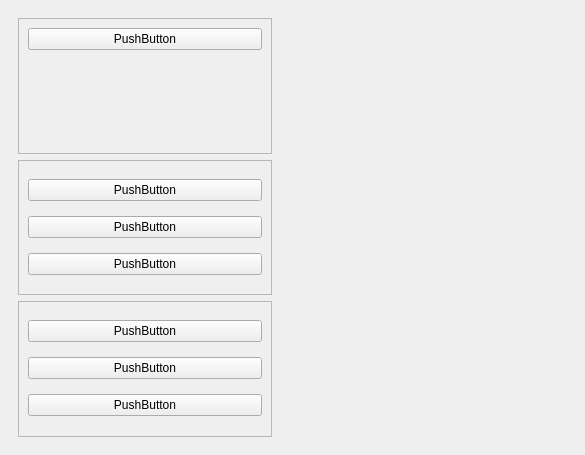
The window that transfer/ui/transfer.ui (AlienationX/desktop-app-transfer) describes before a commit, drawn with Qt 5.
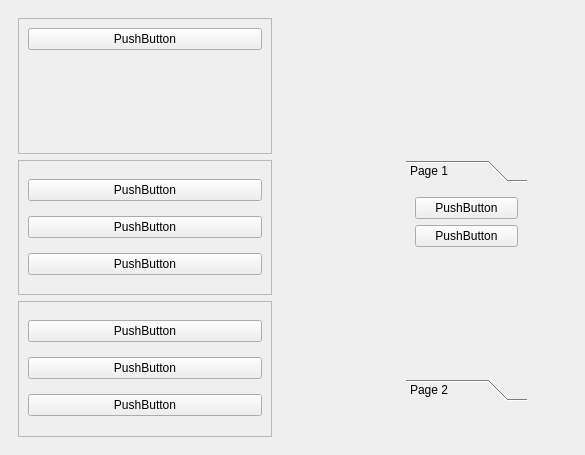
The same window after the commit. Icons and pictures are not drawn.

Diff of the .ui file:
```diff
--- a/transfer/ui/transfer.ui
+++ b/transfer/ui/transfer.ui
@@ -128,7 +128,98 @@
     </widget>
    </item>
    <item>
-    <widget class="QWidget" name="main" native="true"/>
+    <widget class="QWidget" name="main" native="true">
+     <widget class="QToolBox" name="toolBox">
+      <property name="geometry">
+       <rect>
+        <x>110</x>
+        <y>160</y>
+        <width>121</width>
+        <height>241</height>
+       </rect>
+      </property>
+      <property name="currentIndex">
+       <number>0</number>
+      </property>
+      <widget class="QWidget" name="page_3">
+       <property name="geometry">
+        <rect>
+         <x>0</x>
+         <y>0</y>
+         <width>121</width>
+         <height>181</height>
+        </rect>
+       </property>
+       <attribute name="label">
+        <string>Page 1</string>
+       </attribute>
+       <layout class="QVBoxLayout" name="verticalLayout_6">
+        <item>
+         <widget class="QPushButton" name="pushButton_9">
+          <property name="text">
+           <string>PushButton</string>
+          </property>
+          <property name="icon">
+           <iconset resource="C:/Users/Admin/Desktop/tt.qrc">
+            <normaloff>:/icons/8680047_checkbox_circle_fill_icon.svg</normaloff>:/icons/8680047_checkbox_circle_fill_icon.svg</iconset>
+          </property>
+          <property name="iconSize">
+           <size>
+            <width>20</width>
+            <height>20</height>
+           </size>
+          </property>
+         </widget>
+        </item>
+        <item alignment="Qt::AlignTop">
+         <widget class="QPushButton" name="pushButton_8">
+          <property name="text">
+           <string>PushButton</string>
+          </property>
+         </widget>
+        </item>
+       </layout>
+      </widget>
+      <widget class="QWidget" name="page_4">
+       <property name="geometry">
+        <rect>
+         <x>0</x>
+         <y>0</y>
+         <width>121</width>
+         <height>181</height>
+        </rect>
+       </property>
+       <attribute name="label">
+        <string>Page 2</string>
+       </attribute>
+       <layout class="QVBoxLayout" name="verticalLayout_5">
+        <item>
+         <widget class="QPushButton" name="pushButton_10">
+          <property name="text">
+           <string>PushButton</string>
+          </property>
+         </widget>
+        </item>
+       </layout>
+      </widget>
+     </widget>
+     <widget class="QLabel" name="label">
+      <property name="geometry">
+       <rect>
+        <x>80</x>
+        <y>70</y>
+        <width>51</width>
+        <height>31</height>
+       </rect>
+      </property>
+      <property name="text">
+       <string/>
+      </property>
+      <property name="pixmap">
+       <pixmap resource="C:/Users/Admin/Desktop/tt.qrc">:/icons/8680047_checkbox_circle_fill_icon.svg</pixmap>
+      </property>
+     </widget>
+    </widget>
    </item>
   </layout>
  </widget>
```
Left out of the diff: 4 changed lines with no effect on the pictures.
